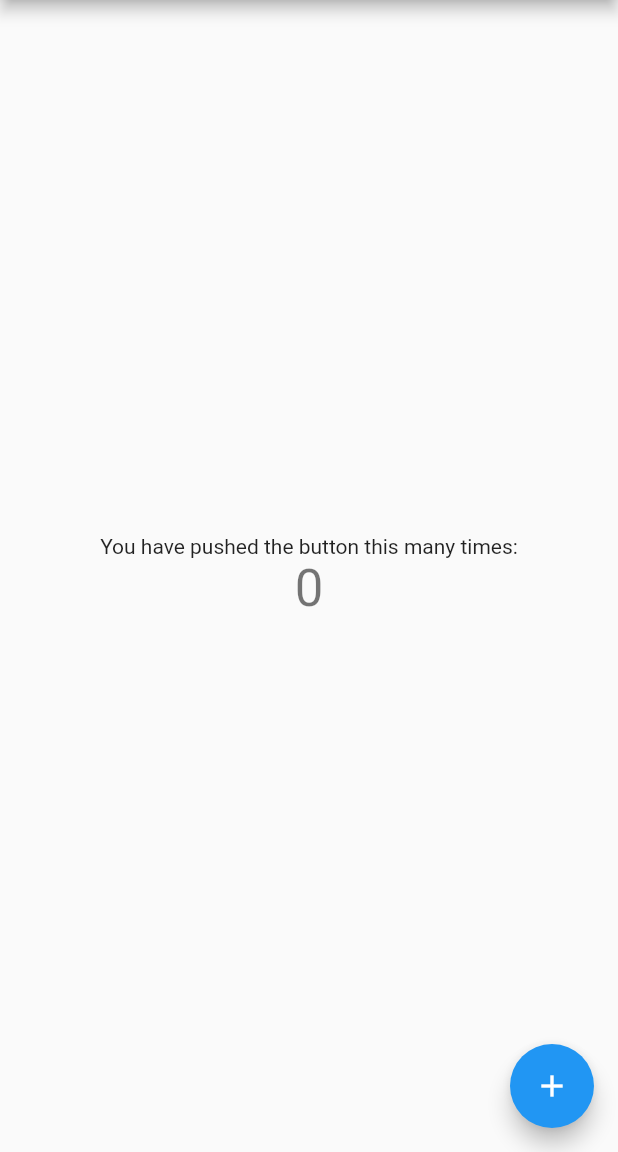
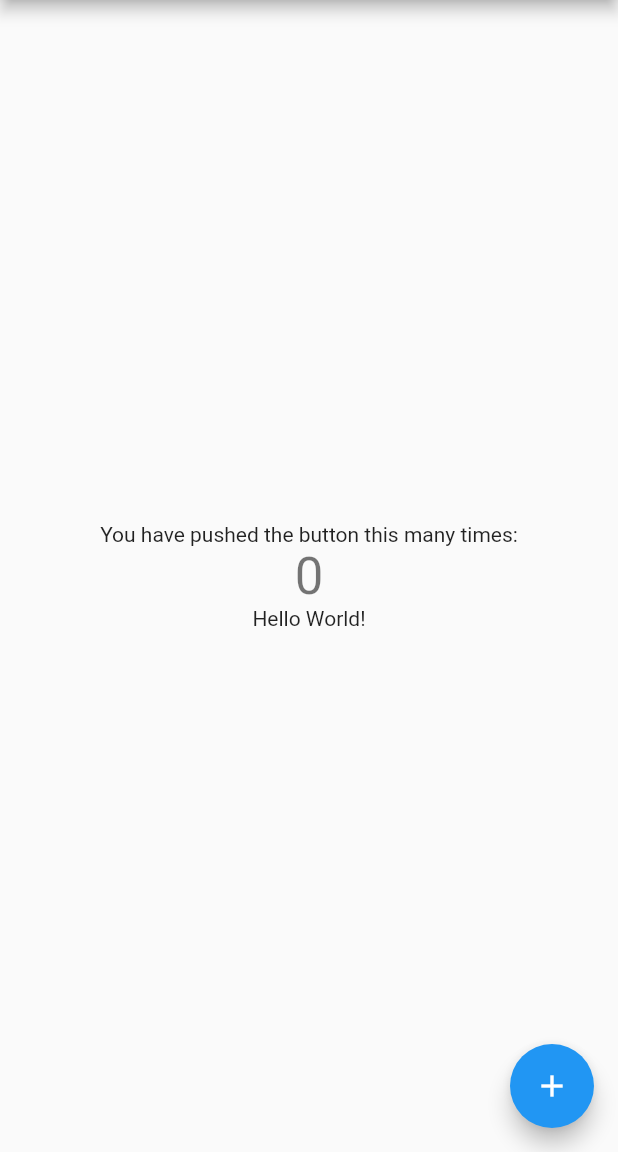
Before and after one commit to mulangukm/android_test, a Flutter app: the screen it shows after launch, on a phone screen of 412 x 824 dp, the part 84-1236 px from its top. Run offline on Flutter 3.47's test engine with Material 2 defaults, Android fonts, the phone set to English and light mode, and no system bars.

Commit message:
Added a Text Widget as the child of a Center Widget

```diff
--- a/lib/main.dart
+++ b/lib/main.dart
@@ -102,6 +102,9 @@ class _MyHomePageState extends State<MyHomePage> {
               '$_counter',
               style: Theme.of(context).textTheme.headline4,
             ),
+            Center(
+              child: Text('Hello World!'),
+            )
           ],
         ),
       ),
```
